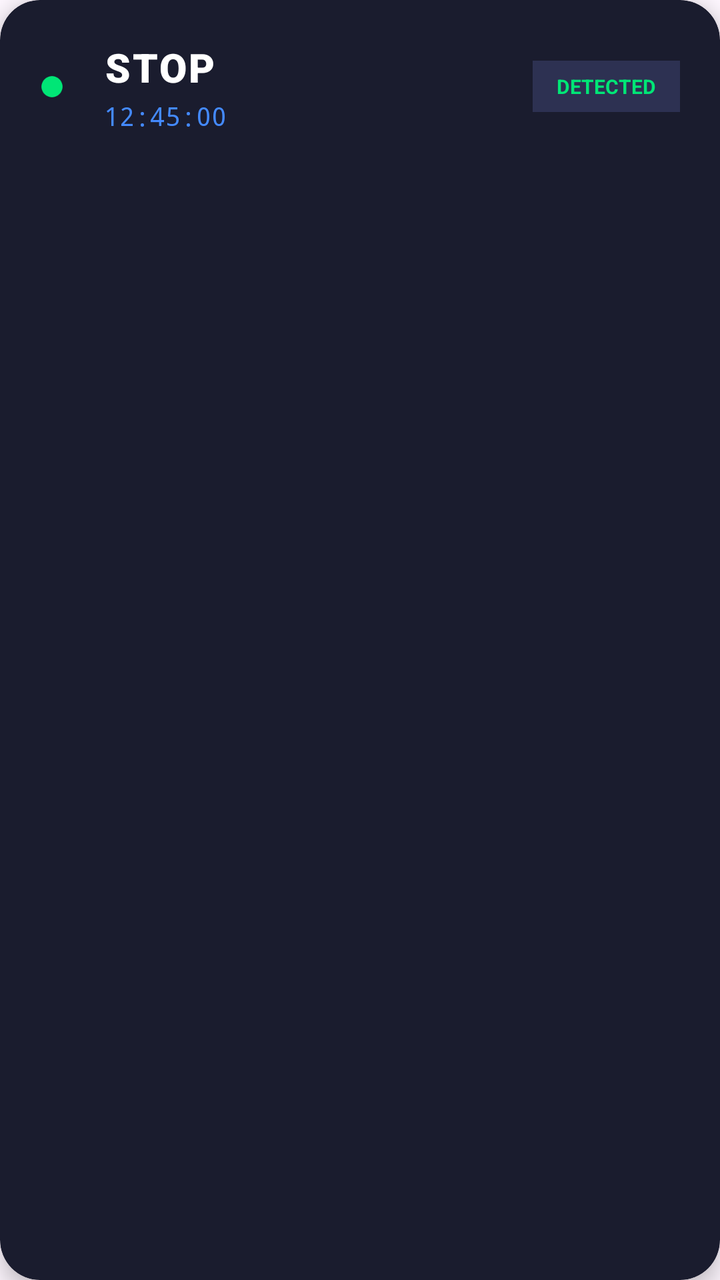
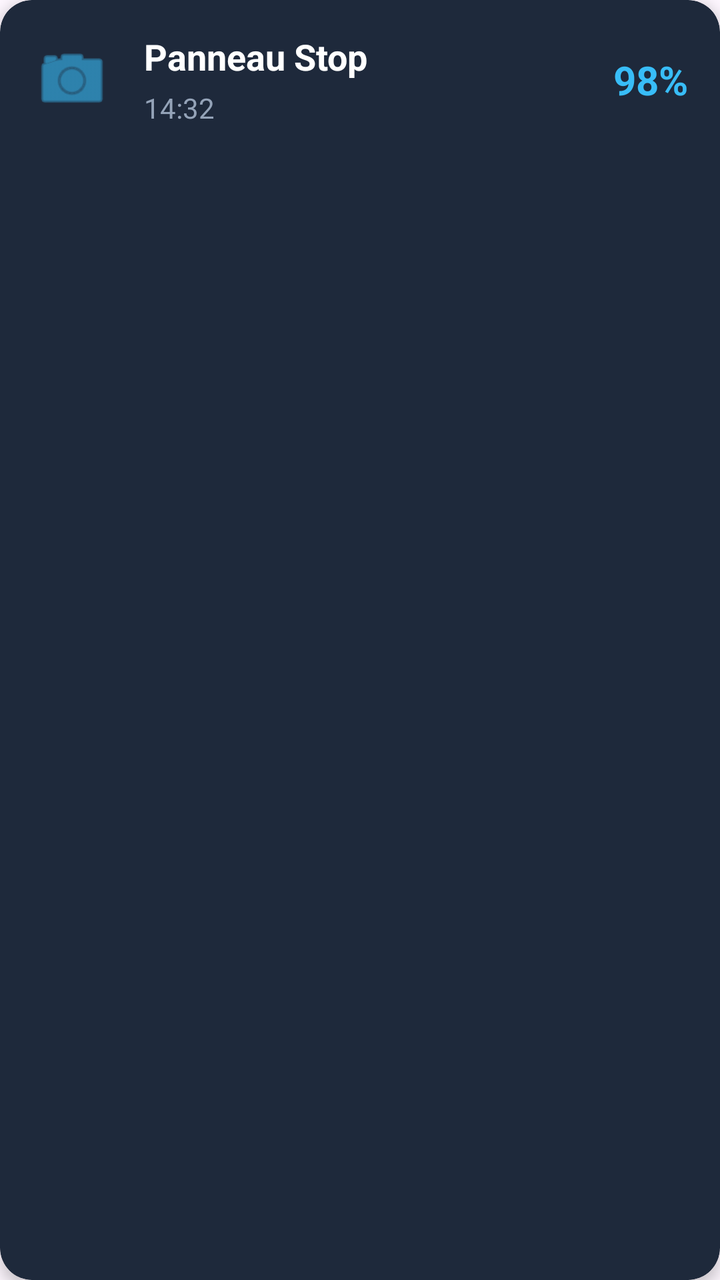

Compare the two renders of this Android layout. The source of the first and the diff that turns it into the second are given below.
<!-- AndroidManifest.xml: application theme Theme.PROJET_M1 -->
<!-- res/layout/item_detection.xml -->
<?xml version="1.0" encoding="utf-8"?>
<androidx.cardview.widget.CardView xmlns:android="http://schemas.android.com/apk/res/android"
    xmlns:app="http://schemas.android.com/apk/res-auto"
    android:layout_width="match_parent"
    android:layout_height="wrap_content"
    android:layout_marginHorizontal="16dp"
    android:layout_marginVertical="10dp"
    app:cardBackgroundColor="#1A1C2E"
    app:cardCornerRadius="20dp"
    app:cardElevation="6dp">

    <RelativeLayout
        android:layout_width="match_parent"
        android:layout_height="wrap_content"
        android:padding="20dp">


        <View
            android:id="@+id/indicator"
            android:layout_width="12dp"
            android:layout_height="12dp"
            android:layout_centerVertical="true"
            android:background="@android:drawable/presence_online"
            android:backgroundTint="#00E676" />

        <LinearLayout
            android:layout_width="wrap_content"
            android:layout_height="wrap_content"
            android:layout_marginStart="20dp"
            android:layout_toEndOf="@id/indicator"
            android:orientation="vertical">


            <TextView
                android:id="@+id/textSignName"
                android:layout_width="wrap_content"
                android:layout_height="wrap_content"
                android:text="STOP"
                android:textColor="#FFFFFF"
                android:textSize="20sp"
                android:fontFamily="sans-serif-black"
                android:textAllCaps="true"
                android:letterSpacing="0.05" />


            <TextView
                android:id="@+id/textTimestamp"
                android:layout_width="wrap_content"
                android:layout_height="wrap_content"
                android:layout_marginTop="2dp"
                android:text="12:45:00"
                android:textColor="#448AFF"
                android:textSize="13sp"
                android:fontFamily="monospace" />
        </LinearLayout>


        <TextView
            android:layout_width="wrap_content"
            android:layout_height="wrap_content"
            android:layout_alignParentEnd="true"
            android:layout_centerVertical="true"
            android:background="@drawable/abc_cab_background_internal_bg"
            android:backgroundTint="#2D3152"
            android:paddingHorizontal="12dp"
            android:paddingVertical="6dp"
            android:text="DETECTED"
            android:textColor="#00E676"
            android:textSize="10sp"
            android:textStyle="bold" />

    </RelativeLayout>
</androidx.cardview.widget.CardView>
<!-- resources referenced by this layout -->
<resources>
  <style name="Theme.PROJET_M1" parent="Base.Theme.PROJET_M1" />
  <style name="Base.Theme.PROJET_M1" parent="Theme.Material3.DayNight.NoActionBar">
          
          
      </style>
</resources>

<!-- the commit's change to res/layout/item_detection.xml (unified diff, before → after) -->
@@ -1,73 +1,65 @@
 <?xml version="1.0" encoding="utf-8"?>
-<androidx.cardview.widget.CardView xmlns:android="http://schemas.android.com/apk/res/android"
+<androidx.cardview.widget.CardView
+    xmlns:android="http://schemas.android.com/apk/res/android"
     xmlns:app="http://schemas.android.com/apk/res-auto"
     android:layout_width="match_parent"
     android:layout_height="wrap_content"
     android:layout_marginHorizontal="16dp"
-    android:layout_marginVertical="10dp"
-    app:cardBackgroundColor="#1A1C2E"
-    app:cardCornerRadius="20dp"
-    app:cardElevation="6dp">
+    android:layout_marginVertical="8dp"
+    app:cardBackgroundColor="#1E293B"
+    app:cardCornerRadius="16dp"
+    app:cardElevation="4dp">
 
-    <RelativeLayout
+    <androidx.constraintlayout.widget.ConstraintLayout
         android:layout_width="match_parent"
         android:layout_height="wrap_content"
-        android:padding="20dp">
+        android:padding="16dp">
 
+        <ImageView
+            android:id="@+id/imageSignIcon"
+            android:layout_width="40dp"
+            android:layout_height="40dp"
+            android:src="@android:drawable/ic_menu_camera"
+            app:tint="#38BDF8"
+            app:layout_constraintStart_toStartOf="parent"
+            app:layout_constraintTop_toTopOf="parent"
+            app:layout_constraintBottom_toBottomOf="parent"/>
 
-        <View
-            android:id="@+id/indicator"
-            android:layout_width="12dp"
-            android:layout_height="12dp"
-            android:layout_centerVertical="true"
-            android:background="@android:drawable/presence_online"
-            android:backgroundTint="#00E676" />
+        <TextView
+            android:id="@+id/textSignName"
+            android:layout_width="0dp"
+            android:layout_height="wrap_content"
+            android:text="Panneau Stop"
+            android:textSize="18sp"
+            android:textStyle="bold"
+            android:textColor="#FFFFFF"
+            android:layout_marginStart="16dp"
+            app:layout_constraintStart_toEndOf="@id/imageSignIcon"
+            app:layout_constraintTop_toTopOf="parent"
+            app:layout_constraintEnd_toStartOf="@id/textSignScore"/>
 
-        <LinearLayout
+        <TextView
+            android:id="@+id/textSignTime"
             android:layout_width="wrap_content"
             android:layout_height="wrap_content"
-            android:layout_marginStart="20dp"
-            android:layout_toEndOf="@id/indicator"
-            android:orientation="vertical">
-
-
-            <TextView
-                android:id="@+id/textSignName"
-                android:layout_width="wrap_content"
-                android:layout_height="wrap_content"
-                android:text="STOP"
-                android:textColor="#FFFFFF"
-                android:textSize="20sp"
-                android:fontFamily="sans-serif-black"
-                android:textAllCaps="true"
-                android:letterSpacing="0.05" />
-
-
-            <TextView
-                android:id="@+id/textTimestamp"
-                android:layout_width="wrap_content"
-                android:layout_height="wrap_content"
-                android:layout_marginTop="2dp"
-                android:text="12:45:00"
-                android:textColor="#448AFF"
-                android:textSize="13sp"
-                android:fontFamily="monospace" />
-        </LinearLayout>
-
+            android:text="14:32"
+            android:textSize="14sp"
+            android:textColor="#94A3B8"
+            android:layout_marginTop="4dp"
+            app:layout_constraintStart_toStartOf="@id/textSignName"
+            app:layout_constraintTop_toBottomOf="@id/textSignName"/>
 
         <TextView
+            android:id="@+id/textSignScore"
             android:layout_width="wrap_content"
             android:layout_height="wrap_content"
-            android:layout_alignParentEnd="true"
-            android:layout_centerVertical="true"
-            android:background="@drawable/abc_cab_background_internal_bg"
-            android:backgroundTint="#2D3152"
-            android:paddingHorizontal="12dp"
-            android:paddingVertical="6dp"
-            android:text="DETECTED"
-            android:textColor="#00E676"
-            android:textSize="10sp"
-            android:textStyle="bold" />
+            android:text="98%"
+            android:textSize="20sp"
+            android:textColor="#38BDF8"
+            android:textStyle="bold"
+            app:layout_constraintEnd_toEndOf="parent"
+            app:layout_constraintTop_toTopOf="parent"
+            app:layout_constraintBottom_toBottomOf="parent"/>
 
-    </RelativeLayout>
+    </androidx.constraintlayout.widget.ConstraintLayout>
 </androidx.cardview.widget.CardView>
